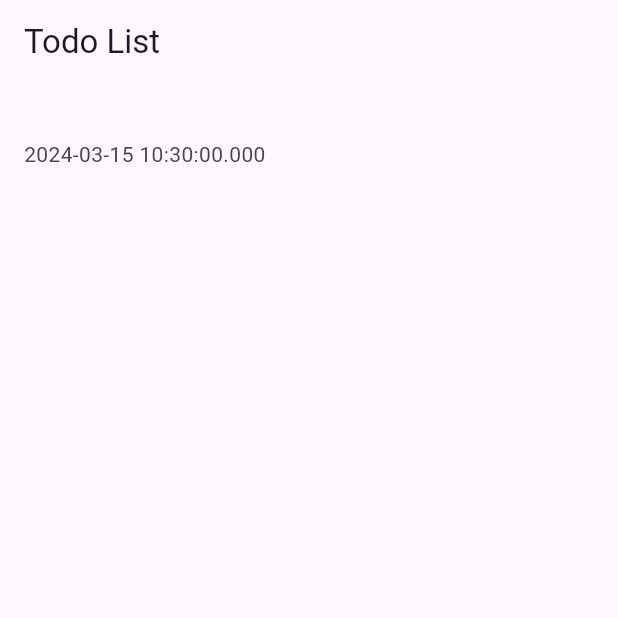
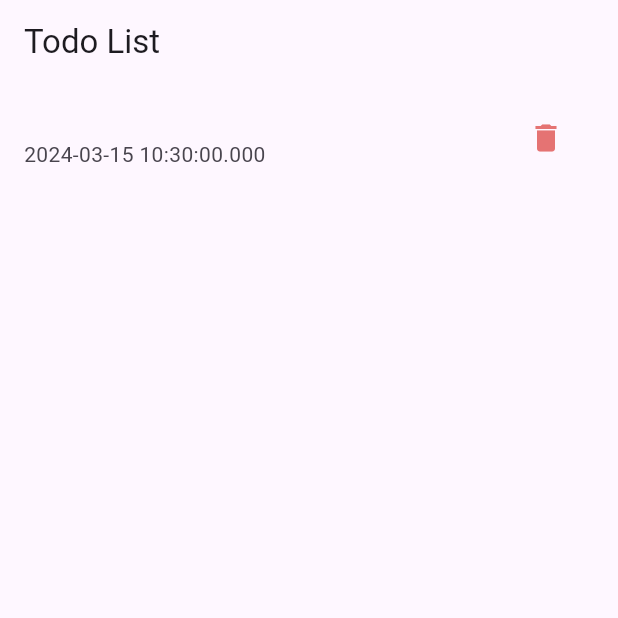
Before and after one commit to WahyuDwe/todo_list_bloc, a Flutter app: the AddTodoPage screen opened by its route, after a tap on "Add", on a phone screen of 412 x 824 dp, the top half of it. Run offline on Flutter 3.47's test engine with Material 3 defaults, Android fonts, the phone set to English and light mode, and no system bars; our stand-ins replace flutter_bloc.

Commit message:
add remove todo

```diff
--- a/lib/bloc/todo_list_event.dart
+++ b/lib/bloc/todo_list_event.dart
@@ -7,3 +7,9 @@ class AddTodo extends TodoListEvent {
 
   AddTodo(this.title);
 }
+
+class RemoveTodo extends TodoListEvent {
+  final Todo todo;
+
+  RemoveTodo(this.todo);
+}
--- a/lib/todo_list.dart
+++ b/lib/todo_list.dart
@@ -2,11 +2,18 @@ import 'package:flutter/material.dart';
 import 'package:flutter_bloc/flutter_bloc.dart';
 import 'package:todo_list_bloc/bloc/todo_list_bloc.dart';
 
-class TodoList extends StatelessWidget {
+class TodoList extends StatefulWidget {
   const TodoList({super.key});
 
   @override
+  State<TodoList> createState() => _TodoListState();
+}
+
+class _TodoListState extends State<TodoList> {
+  @override
   Widget build(BuildContext context) {
+    final todoBloc = BlocProvider.of<TodoListBloc>(context);
+
     return Scaffold(
       appBar: AppBar(
         title: const Text('Todo List'),
@@ -21,6 +28,13 @@ class TodoList extends StatelessWidget {
                 return ListTile(
                   title: Text(todo.name),
                   subtitle: Text(todo.createdAt.toString()),
+                  trailing: IconButton(
+                    icon: Icon(
+                      Icons.delete,
+                      color: Colors.red[300],
+                    ),
+                    onPressed: () => todoBloc.add(RemoveTodo(todo)),
+                  ),
                 );
               },
             );
```
Also changed, not shown: lib/bloc/todo_list_bloc.dart (+8 -0 lines).
